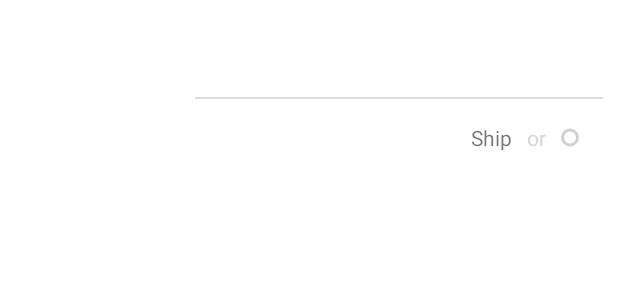
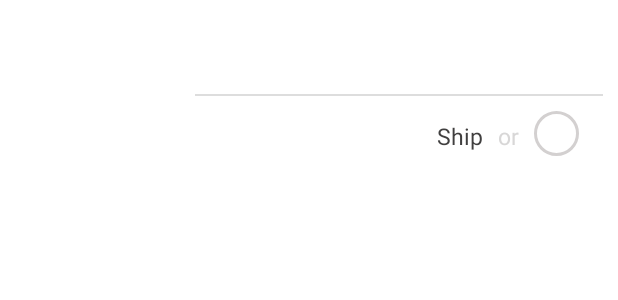
Before and after one commit to mmanojkumar/target_demo, an Android app: the layout product_list_row.xml on its own in the app's theme, with its tools: preview values and no code run, on a phone screen of 412 x 824 dp. Shown: the top 300 px of the screen. Run offline under Robolectric (Android 15) with nearby library versions, the phone set to English and light mode, and no system bars; network calls fail.

Commit message:
tablet design added

```diff
--- a/app/src/main/java/com/target/SplashActivity.kt
+++ b/app/src/main/java/com/target/SplashActivity.kt
@@ -6,6 +6,7 @@ import android.os.Handler
 import android.os.Looper
 import androidx.appcompat.app.AppCompatActivity
 import com.product.presentation.activity.ProductActivity
+
 
 class SplashActivity : AppCompatActivity() {
 
--- a/product-presentation/src/main/res/layout/product_list_row.xml
+++ b/product-presentation/src/main/res/layout/product_list_row.xml
@@ -18,48 +18,46 @@
 
         <ImageView
             android:id="@+id/productImage"
-            android:layout_width="@dimen/dp_100"
-            android:layout_height="@dimen/dp_120"
+            android:layout_width="@dimen/product_list_image_width"
+            android:layout_height="@dimen/product_list_image_height"
             android:layout_alignParentStart="true"
-            android:layout_alignParentLeft="true"
-            android:layout_marginRight="@dimen/dp_20"
             android:layout_marginEnd="@dimen/dp_20"
-            android:scaleType="fitXY"/>
+            android:scaleType="fitXY"
+            />
 
 
         <androidx.appcompat.widget.AppCompatTextView
             android:id="@+id/productTitle"
-            style="@style/TextAppearance.AppCompat.Large"
+            android:textSize="@dimen/product_title_text_size"
             android:layout_width="match_parent"
             android:layout_height="wrap_content"
             android:layout_marginTop="@dimen/dp_15"
             android:layout_toEndOf="@+id/productImage"
-            android:layout_toRightOf="@+id/productImage"
             android:text="@{productModel.title}"
-            android:textColor="@color/grey" />
+            android:textColor="@color/light_black" />
 
         <View
             android:id="@+id/divider"
             android:layout_width="match_parent"
-            android:layout_height="1dp"
+            android:layout_height="@dimen/divider_height"
             android:layout_below="@+id/productTitle"
             android:layout_marginTop="@dimen/dp_10"
             android:layout_toEndOf="@+id/productImage"
-            android:layout_toRightOf="@+id/productImage"
             android:background="@color/colorGrey"
             android:padding="@dimen/dp_10"/>
 
+
         <androidx.appcompat.widget.AppCompatTextView
             android:id="@+id/productPrice"
-            style="@style/TextAppearance.AppCompat.Large"
+            android:textSize="@dimen/product_price_text_size"
             android:layout_width="wrap_content"
             android:layout_height="wrap_content"
             android:layout_below="@+id/divider"
             android:layout_toEndOf="@+id/productImage"
-            android:layout_toRightOf="@+id/productImage"
             android:text="@{productModel.price}"
-            android:textColor="@color/colorGrey"
-            android:layout_marginTop="@dimen/dp_6"/>
+            android:textColor="@color/light_black"
+            android:layout_marginTop="10dp"
+            />
 
         <LinearLayout
             android:layout_width="wrap_content"
@@ -67,40 +65,39 @@
             android:orientation="horizontal"
             android:layout_alignParentEnd="true"
             android:layout_below="@+id/divider"
-            android:layout_alignParentRight="true"
             android:layout_marginTop="10dp"
             >
 
             <androidx.appcompat.widget.AppCompatTextView
                 android:id="@+id/ship"
-                style="@style/TextAppearance.AppCompat.Small"
+                android:textSize="@dimen/product_ship_text_size"
                 android:layout_width="wrap_content"
                 android:layout_height="wrap_content"
                 android:layout_marginEnd="10dp"
-                android:layout_marginRight="10dp"
-                android:text="@string/ship" />
+                android:text="@string/ship"
+                android:textColor="@color/medium_black"/>
 
             <androidx.appcompat.widget.AppCompatTextView
                 android:id="@+id/or"
-                style="@style/TextAppearance.AppCompat.Small"
+                android:textSize="@dimen/product_or_text_size"
                 android:layout_width="wrap_content"
                 android:layout_height="wrap_content"
                 android:layout_marginEnd="10dp"
-                android:layout_marginRight="10dp"
                 android:text="@string/or"
                 android:textColor="@color/light_grey" />
 
             <androidx.appcompat.widget.AppCompatTextView
                 android:id="@+id/aisle"
-                style="@style/TextAppearance.AppCompat.Small"
-                android:layout_width="wrap_content"
-                android:layout_height="wrap_content"
+                android:layout_width="@dimen/aisle_size"
+                android:layout_height="@dimen/aisle_size"
+                android:textSize="@dimen/product_aisle_text_size"
                 android:layout_marginEnd="@dimen/dp_16"
-                android:layout_marginRight="@dimen/dp_16"
                 android:text="@{productModel.aisle}"
                 android:textColor="@android:color/holo_red_dark"
                 android:background="@drawable/grey_circle"
-                android:padding="@dimen/dp_6"/>
+                android:padding="@dimen/dp_6"
+                android:gravity="center"
+                android:textStyle="bold"/>
 
         </LinearLayout>
 
--- /dev/null
+++ b/product-presentation/src/main/res/values-sw600dp-land/dimens.xml
@@ -0,0 +1,13 @@
+<?xml version="1.0" encoding="utf-8"?>
+<resources>
+    <dimen name="product_detail_image_width">300dp</dimen>
+    <dimen name="product_detail_image_height">400dp</dimen>
+
+
+    <dimen name="product_title_text_size">30sp</dimen>
+    <dimen name="product_price_text_size">30sp</dimen>
+    <dimen name="product_ship_text_size">25sp</dimen>
+    <dimen name="product_or_text_size">20sp</dimen>
+    <dimen name="product_aisle_text_size">20sp</dimen>
+
+</resources>
--- /dev/null
+++ b/product-presentation/src/main/res/values-sw600dp/dimens.xml
@@ -0,0 +1,30 @@
+<?xml version="1.0" encoding="utf-8"?>
+<resources>
+
+    <dimen name="product_list_image_width">200dp</dimen>
+    <dimen name="product_list_image_height">240dp</dimen>
+
+    <dimen name="divider_height">2dp</dimen>
+
+    <dimen name="aisle_size">60dp</dimen>
+
+
+
+    <dimen name="product_title_text_size">40sp</dimen>
+    <dimen name="product_price_text_size">40sp</dimen>
+    <dimen name="product_ship_text_size">35sp</dimen>
+    <dimen name="product_or_text_size">25sp</dimen>
+    <dimen name="product_aisle_text_size">25sp</dimen>
+
+
+    <dimen name="add_to_list_text_size">25sp</dimen>
+    <dimen name="add_to_cart_text_size">25sp</dimen>
+
+
+    <dimen name="product_detail_image_width">500dp</dimen>
+    <dimen name="product_detail_image_height">700dp</dimen>
+
+    <dimen name="product_description_text_size">20sp</dimen>
+
+
+</resources>
--- a/product-presentation/src/main/res/values/colors.xml
+++ b/product-presentation/src/main/res/values/colors.xml
@@ -18,5 +18,12 @@
     <color name="grey">#7B7A7A</color>
     <color name="light_grey">#D8D7D7</color>
 
+    <color name="light_black">#6D6C6C</color>
+    <color name="medium_black">#403F3F</color>
+
+
+
+
+
 
 </resources>
--- a/product-presentation/src/main/res/values/dimens.xml
+++ b/product-presentation/src/main/res/values/dimens.xml
@@ -7,18 +7,36 @@
 
 
     <!--view dimension-->
-    <dimen name="divider_height">5dp</dimen>
+    <dimen name="divider_height">1dp</dimen>
     <dimen name="lable_key_margin_right">10dp</dimen>
     <dimen name="lable_key_view_padding">5dp</dimen>
     <dimen name="product_image_width">100dp</dimen>
     <dimen name="product_image_height">120dp</dimen>
+
+    <dimen name="aisle_size">30dp</dimen>
+
+
+
     <dimen name="dp_20">20dp</dimen>
-    <dimen name="dp_100">100dp</dimen>
-    <dimen name="dp_120">120dp</dimen>
+    <dimen name="product_list_image_width">100dp</dimen>
+    <dimen name="product_list_image_height">120dp</dimen>
     <dimen name="dp_15">15dp</dimen>
     <dimen name="dp_6">6dp</dimen>
     <dimen name="dp_16">16dp</dimen>
     <dimen name="dp_10">10dp</dimen>
 
+    <dimen name="product_title_text_size">20sp</dimen>
+    <dimen name="product_price_text_size">20sp</dimen>
+    <dimen name="product_ship_text_size">15sp</dimen>
+    <dimen name="product_or_text_size">15sp</dimen>
+    <dimen name="product_aisle_text_size">15sp</dimen>
+
+
+    <dimen name="add_to_list_text_size">15sp</dimen>
+    <dimen name="add_to_cart_text_size">15sp</dimen>
+    <dimen name="product_detail_image_width">350dp</dimen>
+    <dimen name="product_detail_image_height">400dp</dimen>
+    <dimen name="product_description_text_size">15sp</dimen>
+
 
 </resources>
--- a/product-presentation/src/main/res/values/strings.xml
+++ b/product-presentation/src/main/res/values/strings.xml
@@ -21,6 +21,7 @@
     <string name="submit">Submit</string>
     <string name="cancel">Cancel</string>
     <string name="credit_card_number_hint">Credit card number</string>
+    <string name="reg">Reg:</string>
 
 
 </resources>
```
Also changed, not shown: app/src/main/res/layout/splash_activity.xml (+8 -8 lines), product-presentation/src/main/res/layout/product_detail_fragment.xml (+30 -25 lines).
